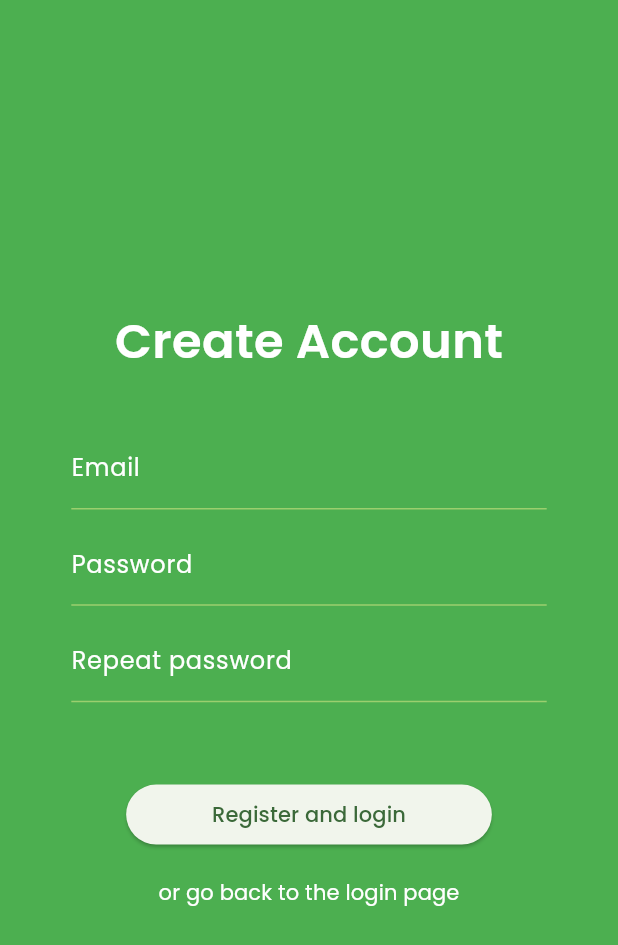
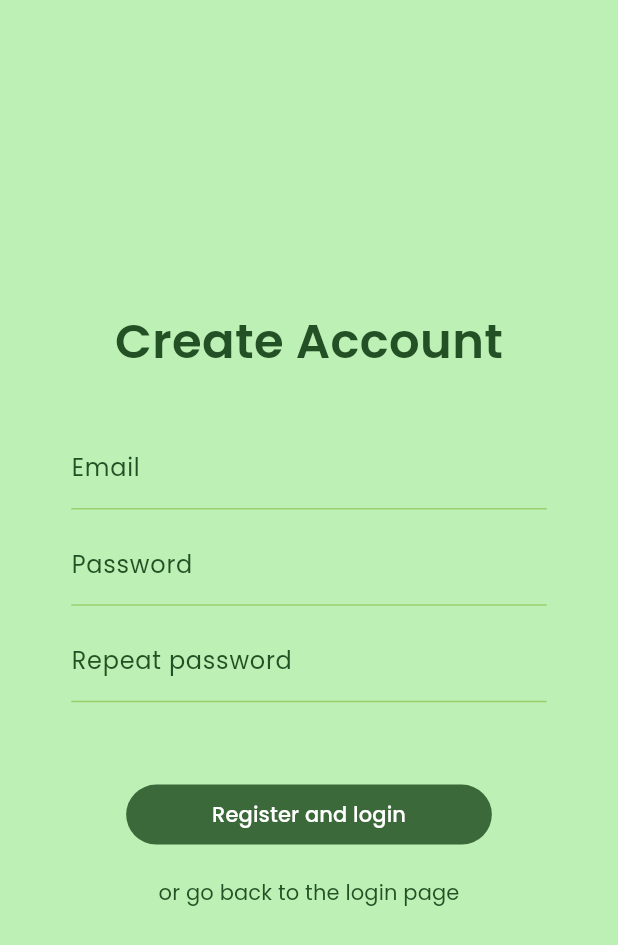
Before and after one commit to p-olszewski/DietDesigner, a Flutter app: the screen it shows after launch, after a tap on "or go to registration page", on a phone screen of 412 x 824 dp. Shown: the top 945 px of the screen. Run offline on Flutter 3.47's test engine with Material 2 defaults, Android fonts, the phone set to English and light mode, and no system bars; our stand-ins replace cloud_firestore, firebase_auth, firebase_core, flutter_dotenv, fluttertoast, google_fonts; accounts and stored records are empty; network calls fail.

Commit message:
adjust login page design

```diff
--- a/lib/screens/login_screen.dart
+++ b/lib/screens/login_screen.dart
@@ -24,8 +24,8 @@ class _LoginScreenState extends State<LoginScreen> {
     final screenWidth = MediaQuery.of(context).size.width;
     final screenHeight = MediaQuery.of(context).size.height;
     final widgetWidth = screenWidth / 1.3;
-    const backgroundColor = Colors.green;
-    const fontColor = Colors.white;
+    final backgroundColor = Theme.of(context).colorScheme.primaryContainer;
+    final fontColor = Theme.of(context).colorScheme.onPrimaryContainer;
 
     return Scaffold(
       body: Container(
@@ -49,7 +49,7 @@ class _LoginScreenState extends State<LoginScreen> {
               children: [
                 _isLoginPage
                     ? Column(
-                        children: const [
+                        children: [
                           Text(
                             "Sign in to",
                             style: TextStyle(fontSize: 24, color: fontColor),
@@ -57,7 +57,7 @@ class _LoginScreenState extends State<LoginScreen> {
                           Logo(),
                         ],
                       )
-                    : const Text(
+                    : Text(
                         "Create Account",
                         style: TextStyle(fontSize: 32, fontWeight: FontWeight.w600, color: fontColor),
                       ),
@@ -76,7 +76,7 @@ class _LoginScreenState extends State<LoginScreen> {
                 SizedBox(
                   width: widgetWidth / 1.3,
                   height: 40,
-                  child: ElevatedButton(
+                  child: FilledButton(
                     onPressed: () async {
                       bool shouldRedirect = _isLoginPage
                           ? await signIn(_emailFieldController.text, _passwordFieldController.text)
@@ -102,7 +102,7 @@ class _LoginScreenState extends State<LoginScreen> {
                   }),
                   child: Text(
                     _isLoginPage ? "or go to registration page" : "or go back to the login page",
-                    style: const TextStyle(color: fontColor, fontWeight: FontWeight.w400),
+                    style: TextStyle(color: fontColor, fontWeight: FontWeight.w400),
                   ),
                 ),
               ],
--- a/lib/shared/logo.dart
+++ b/lib/shared/logo.dart
@@ -9,8 +9,9 @@ class Logo extends StatelessWidget {
     return Text(
       "DietDesigner",
       style: TextStyle(
-        color: Colors.white,
+        color: Theme.of(context).colorScheme.onPrimaryContainer,
         fontSize: 50,
+        fontWeight: FontWeight.w600,
         fontFamily: GoogleFonts.indieFlower().fontFamily,
       ),
     );
--- a/lib/widgets/login_textformfield.dart
+++ b/lib/widgets/login_textformfield.dart
@@ -18,7 +18,7 @@ class LoginTextFormField extends StatelessWidget {
   Widget build(BuildContext context) {
     var screenWidth = MediaQuery.of(context).size.width;
     var widgetWidth = screenWidth / 1.3;
-    Color mainColor = Theme.of(context).colorScheme.onPrimary;
+    Color mainColor = Theme.of(context).colorScheme.onPrimaryContainer;
     Color accentColor = const Color.fromARGB(255, 155, 207, 110);
 
     return SizedBox(
```
